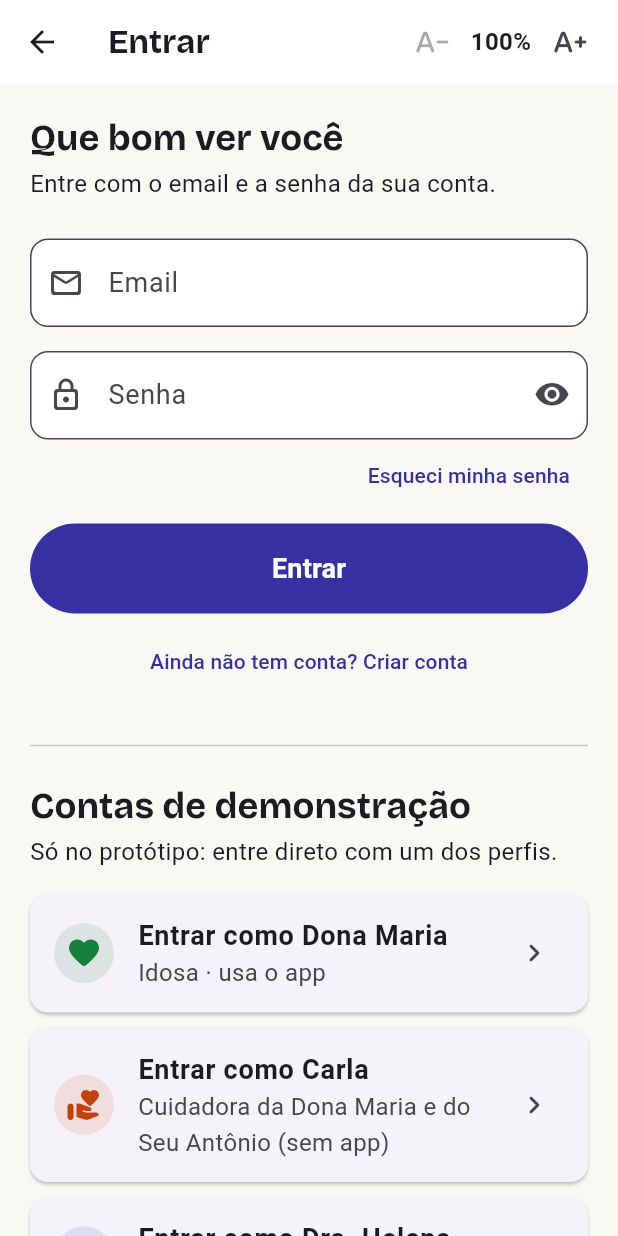
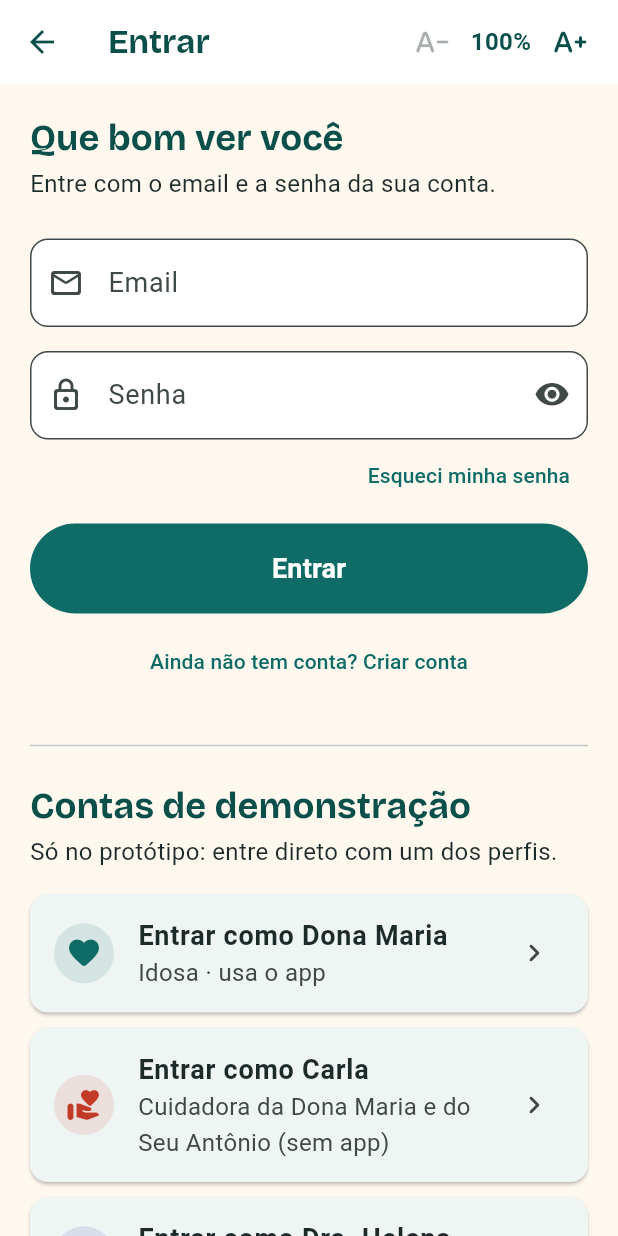
Before and after one commit to JulliaFernandes/CuidarMais, a Flutter app: the screen it shows after launch, after a tap on "Entrar", on a phone screen of 412 x 824 dp. Run offline on Flutter 3.47's test engine with Material 3 defaults, Android fonts, the phone set to English and light mode, and no system bars; our stand-ins replace fl_chart, google_fonts; accounts and stored records are empty.

Commit message:
feat(mvp): aplica a nova paleta de cores da marca

```diff
--- a/MVP/lib/app.dart
+++ b/MVP/lib/app.dart
@@ -29,12 +29,13 @@ class _CuidarMaisAppState extends State<CuidarMaisApp> {
   Color get _accent {
     switch (_store.currentUser?.role) {
       case UserRole.idoso:
-        return AppColors.green;
+        return AppColors.elder;
       case UserRole.cuidador:
         return AppColors.caregiver;
       case UserRole.medico:
+        return AppColors.doctor;
       case null:
-        return AppColors.violet;
+        return AppColors.brand; // telas de entrada na cor da marca
     }
   }
 
--- a/MVP/lib/core/theme/app_colors.dart
+++ b/MVP/lib/core/theme/app_colors.dart
@@ -1,21 +1,41 @@
 import 'package:flutter/material.dart';
 
-/// Paleta pensada para contraste mínimo 4,5:1 em texto (WCAG 1.4.3) e,
-/// quando dá, 7:1 (1.4.6, AAA) — e com tons mais suaves que preto puro
-/// sobre branco puro, para reduzir o ofuscamento de quem tem baixa
-/// sensibilidade a contraste (comum com a idade).
+/// Todas as cores do app, alinhadas à identidade visual do Cuidar Mais.
+/// Nenhuma tela usa código de cor direto: tudo passa por aqui ou pelo
+/// tema (`app_theme.dart`).
+///
+/// Contraste (WCAG 1.4.3, mínimo 4,5:1 para texto) medido com texto branco
+/// e sobre o fundo #FFF8EF. Texto branco só pode ir sobre as cores marcadas
+/// com "branco ok".
 class AppColors {
   AppColors._();
 
-  static const violet = Color(0xFF3730A3); // médico — ~8.6:1 sobre branco
-  static const green = Color(0xFF15803D); // idoso / confirmação — ~5.3:1
-  static const caregiver = Color(0xFFC2410C); // cuidador — ~5.2:1, laranja distinto do vermelho de alerta
-  static const coral = Color(0xFFB91C1C); // alerta — ~6.4:1
-  static const amber = Color(0xFFB45309); // atenção intermediária — ~5.4:1
+  // Marca
+  static const brand = Color(0xFF0E6B66); // cor principal — branco 6,3:1 (branco ok)
+  static const brandDark = Color(0xFF0B4F4B); // títulos, cabeçalho e barra do topo — branco 9,4:1 (branco ok)
+  static const brandSoft = Color(0xFFE6F2F1); // fundo de itens selecionados e de "já tomou"
 
-  static const background = Color(0xFFFAF8F5); // off-white, reduz ofuscamento
-  static const surface = Color(0xFFFFFFFF);
+  /// Coral da logo: só em logo e ilustrações grandes. Nunca em texto
+  /// pequeno nem com texto branco pequeno por cima (branco 3,7:1).
+  static const logoCoral = Color(0xFFE4533F);
 
+  // Perfis (sempre com ícone e texto junto da cor — WCAG 1.4.1)
+  static const elder = brand; // idoso
+  static const caregiver = Color(0xFFC23B28); // cuidador — branco 5,3:1 (branco ok)
+  static const doctor = Color(0xFF3730A3); // médico — branco 9,9:1 (branco ok)
+
+  // Estados (sempre com ícone e texto junto da cor — WCAG 1.4.1)
+  static const confirm = brand; // "Tomei", dose tomada
+  static const attention = Color(0xFFB45309); // "Atraso recente" — branco 5,0:1 (branco ok)
+  static const alert = Color(0xFFB91C1C); // alerta — branco 6,5:1 (branco ok)
+
+  // Texto e fundos
+  static const ink = Color(0xFF1C2B29); // texto principal — 14:1 sobre o fundo
+  static const onColor = Color(0xFFFFFFFF); // texto e ícone sobre as cores "branco ok"
+  static const background = Color(0xFFFFF8EF); // fundo das telas
+  static const surface = Color(0xFFFFFFFF); // cartões
+
+  // Modo escuro
   static const backgroundDark = Color(0xFF121212);
   static const surfaceDark = Color(0xFF1E1E1E);
 }
--- a/MVP/lib/core/theme/app_theme.dart
+++ b/MVP/lib/core/theme/app_theme.dart
@@ -5,11 +5,11 @@ import 'app_colors.dart';
 class AppTheme {
   AppTheme._();
 
-  /// Cada perfil tem sua cor de destaque (idoso verde, cuidador laranja,
-  /// médico violeta), aplicada no app inteiro — inclusive nas telas que
+  /// Cada perfil tem sua cor de destaque (idoso na cor da marca, cuidador
+  /// vermelho-tijolo, médico violeta), aplicada no app inteiro — inclusive nas telas que
   /// abrem por cima — para a pessoa saber de relance em qual visão está.
-  static ThemeData light([Color accent = AppColors.violet]) => _build(Brightness.light, accent);
-  static ThemeData dark([Color accent = AppColors.violet]) => _build(Brightness.dark, accent);
+  static ThemeData light([Color accent = AppColors.brand]) => _build(Brightness.light, accent);
+  static ThemeData dark([Color accent = AppColors.brand]) => _build(Brightness.dark, accent);
 
   static ThemeData _build(Brightness brightness, Color accent) {
     final isDark = brightness == Brightness.dark;
@@ -17,13 +17,27 @@ class AppTheme {
       seedColor: accent,
       brightness: brightness,
       primary: accent,
-      secondary: AppColors.amber,
-      tertiary: AppColors.green,
-      error: AppColors.coral,
+      onPrimary: AppColors.onColor,
+      secondary: AppColors.attention,
+      onSecondary: AppColors.onColor,
+      tertiary: AppColors.confirm,
+      onTertiary: AppColors.onColor,
+      error: AppColors.alert,
+      onError: AppColors.onColor,
       surface: isDark ? AppColors.surfaceDark : AppColors.surface,
+      // No modo claro: texto principal, e "já tomou" no fundo suave da marca.
+      onSurface: isDark ? null : AppColors.ink,
+      tertiaryContainer: isDark ? null : AppColors.brandSoft,
+      onTertiaryContainer: isDark ? null : AppColors.brandDark,
     );
+    // Títulos na marca escura (no modo escuro ficam claros, para dar contraste).
+    final titleColor = isDark ? null : AppColors.brandDark;
+    final bodyColor = isDark ? null : AppColors.ink;
+    final selectedColor = isDark ? null : AppColors.brandSoft;
 
-    final baseTextTheme = (isDark ? ThemeData.dark() : ThemeData.light()).textTheme;
+    final baseTextTheme = (isDark ? ThemeData.dark() : ThemeData.light())
+        .textTheme
+        .apply(bodyColor: bodyColor, displayColor: bodyColor);
 
     // WCAG 1.4.8: nunca justificar texto, espaçamento de linha generoso
     // (height >= 1.3) e fontes de tamanho grande por padrão, mesmo antes
@@ -35,13 +49,13 @@ class AppTheme {
     // longa.
     final textTheme = baseTextTheme.copyWith(
       displaySmall: GoogleFonts.bricolageGrotesque(
-        textStyle: baseTextTheme.displaySmall?.copyWith(height: 1.2, fontWeight: FontWeight.w800),
+        textStyle: baseTextTheme.displaySmall?.copyWith(height: 1.2, fontWeight: FontWeight.w800, color: titleColor),
       ),
       headlineSmall: GoogleFonts.bricolageGrotesque(
-        textStyle: baseTextTheme.headlineSmall?.copyWith(height: 1.3, fontWeight: FontWeight.w700),
+        textStyle: baseTextTheme.headlineSmall?.copyWith(height: 1.3, fontWeight: FontWeight.w700, color: titleColor),
       ),
       titleLarge: GoogleFonts.bricolageGrotesque(
-        textStyle: baseTextTheme.titleLarge?.copyWith(height: 1.3, fontWeight: FontWeight.w700),
+        textStyle: baseTextTheme.titleLarge?.copyWith(height: 1.3, fontWeight: FontWeight.w700, color: titleColor),
       ),
       titleMedium: baseTextTheme.titleMedium?.copyWith(height: 1.35),
       bodyLarge: baseTextTheme.bodyLarge?.copyWith(height: 1.5, fontSize: 18),
@@ -77,9 +91,20 @@ class AppTheme {
         fillColor: isDark ? AppColors.surfaceDark : AppColors.surface,
         border: OutlineInputBorder(borderRadius: BorderRadius.circular(12)),
       ),
-      navigationBarTheme: const NavigationBarThemeData(height: 72),
+      // Barra do topo com título e ícones na marca escura.
+      appBarTheme: AppBarTheme(foregroundColor: titleColor),
+      // Itens selecionados no fundo suave da marca.
+      navigationBarTheme: NavigationBarThemeData(height: 72, indicatorColor: selectedColor),
+      chipTheme: ChipThemeData(selectedColor: selectedColor),
+      segmentedButtonTheme: SegmentedButtonThemeData(
+        style: ButtonStyle(
+          backgroundColor: WidgetStateProperty.resolveWith(
+            (states) => states.contains(WidgetState.selected) ? selectedColor : null,
+          ),
+        ),
+      ),
       tooltipTheme: const TooltipThemeData(
-        textStyle: TextStyle(fontSize: 14, color: Colors.white),
+        textStyle: TextStyle(fontSize: 14, color: AppColors.onColor),
       ),
     );
   }
--- a/MVP/lib/features/auth/login_screen.dart
+++ b/MVP/lib/features/auth/login_screen.dart
@@ -127,7 +127,7 @@ class _LoginScreenState extends State<LoginScreen> {
                       const SizedBox(height: 8),
                       _DemoButton(
                         icon: Icons.favorite_rounded,
-                        color: AppColors.green,
+                        color: AppColors.elder,
                         title: 'Dona Maria',
                         subtitle: 'Idosa · usa o app',
                         onTap: () => _useDemo('maria@cuidar.app'),
@@ -141,7 +141,7 @@ class _LoginScreenState extends State<LoginScreen> {
                       ),
                       _DemoButton(
                         icon: Icons.medical_services_rounded,
-                        color: AppColors.violet,
+                        color: AppColors.doctor,
                         title: 'Dra. Helena',
                         subtitle: 'Médica · painel de pacientes',
                         onTap: () => _useDemo('helena@cuidar.app'),
@@ -183,7 +183,7 @@ class _DemoButton extends StatelessWidget {
         onTap: onTap,
         leading: CircleAvatar(
           backgroundColor: color.withValues(alpha: dark ? 0.35 : 0.12),
-          child: Icon(icon, color: dark ? Colors.white : color),
+          child: Icon(icon, color: dark ? AppColors.onColor : color),
         ),
         title: Text('Entrar como $title', style: const TextStyle(fontWeight: FontWeight.w700)),
         subtitle: Text(subtitle),
--- a/MVP/lib/features/auth/signup_screen.dart
+++ b/MVP/lib/features/auth/signup_screen.dart
@@ -163,7 +163,7 @@ class _SignupScreenState extends State<SignupScreen> {
       children: [
         _RoleOption(
           icon: Icons.favorite_rounded,
-          color: AppColors.green,
+          color: AppColors.elder,
           title: 'Sou idoso',
           text: 'Quero receber os lembretes dos meus remédios.',
           selected: _role == UserRole.idoso,
@@ -179,7 +179,7 @@ class _SignupScreenState extends State<SignupScreen> {
         ),
         _RoleOption(
           icon: Icons.medical_services_rounded,
-          color: AppColors.violet,
+          color: AppColors.doctor,
           title: 'Sou médico',
           text: 'Quero acompanhar a adesão dos meus pacientes. No produto final, é um painel web.',
           selected: _role == UserRole.medico,
@@ -328,7 +328,7 @@ class _RoleOption extends StatelessWidget {
                     CircleAvatar(
                       radius: 26,
                       backgroundColor: color.withValues(alpha: dark ? 0.4 : 0.14),
-                      child: Icon(icon, color: dark ? Colors.white : color, size: 28),
+                      child: Icon(icon, color: dark ? AppColors.onColor : color, size: 28),
                     ),
                     const SizedBox(width: 14),
                     Expanded(
--- a/MVP/lib/features/auth/welcome_screen.dart
+++ b/MVP/lib/features/auth/welcome_screen.dart
@@ -58,7 +58,7 @@ class WelcomeScreen extends StatelessWidget {
                   const SizedBox(height: 32),
                   const _ProfileLine(
                     icon: Icons.favorite_rounded,
-                    color: AppColors.green,
+                    color: AppColors.elder,
                     title: 'Idoso',
                     text: 'Recebe o lembrete no celular e confirma com um toque.',
                   ),
@@ -70,7 +70,7 @@ class WelcomeScreen extends StatelessWidget {
                   ),
                   const _ProfileLine(
                     icon: Icons.medical_services_rounded,
-                    color: AppColors.violet,
+                    color: AppColors.doctor,
                     title: 'Médico',
                     text: 'Vê a adesão dos pacientes no painel, sem receber notificações.',
                   ),
@@ -102,7 +102,7 @@ class _ProfileLine extends StatelessWidget {
           CircleAvatar(
             radius: 22,
             backgroundColor: color.withValues(alpha: dark ? 0.35 : 0.12),
-            child: Icon(icon, color: dark ? Colors.white : color),
+            child: Icon(icon, color: dark ? AppColors.onColor : color),
           ),
           const SizedBox(width: 14),
           Expanded(
--- a/MVP/lib/features/medico/widgets/adherence_ring.dart
+++ b/MVP/lib/features/medico/widgets/adherence_ring.dart
@@ -1,6 +1,7 @@
 import 'package:fl_chart/fl_chart.dart';
 import 'package:flutter/material.dart';
 import '../../../data/models/dose.dart';
+import '../../../core/theme/app_colors.dart';
 
 /// Anel de adesão (donut) com a proporção real de tomada/atrasada ou
 /// adiada/perdida nos últimos 14 dias — não só um número solto. O
@@ -24,9 +25,9 @@ class AdherenceRing extends StatelessWidget {
           ]
         : [
             if (tomada > 0)
-              PieChartSectionData(value: tomada.toDouble(), color: const Color(0xFF15803D), showTitle: false, radius: 14),
+              PieChartSectionData(value: tomada.toDouble(), color: AppColors.confirm, showTitle: false, radius: 14),
             if (atrasoOuAdiada > 0)
-              PieChartSectionData(value: atrasoOuAdiada.toDouble(), color: const Color(0xFFB45309), showTitle: false, radius: 14),
+              PieChartSectionData(value: atrasoOuAdiada.toDouble(), color: AppColors.attention, showTitle: false, radius: 14),
             if (perdida > 0)
               PieChartSectionData(value: perdida.toDouble(), color: scheme.error, showTitle: false, radius: 14),
           ];
--- a/MVP/lib/shared/widgets/cuidar_logo.dart
+++ b/MVP/lib/shared/widgets/cuidar_logo.dart
@@ -18,7 +18,7 @@ class CuidarLogo extends StatelessWidget {
         decoration: BoxDecoration(
           borderRadius: BorderRadius.circular(size * 0.3),
           gradient: const SweepGradient(
-            colors: [AppColors.violet, AppColors.caregiver, AppColors.amber, AppColors.green, AppColors.violet],
+            colors: [AppColors.brand, AppColors.logoCoral, AppColors.attention, AppColors.doctor, AppColors.brand],
           ),
         ),
         child: Container(
--- a/MVP/lib/shared/widgets/origin_chip.dart
+++ b/MVP/lib/shared/widgets/origin_chip.dart
@@ -19,7 +19,7 @@ class OriginChip extends StatelessWidget {
       MedicationOrigin.medico => (
           personal ? 'Prescrito por ${m.createdByName}' : 'Prescrição validada',
           Icons.verified_rounded,
-          AppColors.violet,
+          AppColors.doctor,
         ),
       MedicationOrigin.familia => (
           personal ? 'Cadastrado por ${m.createdByName}' : 'Cadastrado pela família · ${m.createdByName}',
@@ -29,11 +29,11 @@ class OriginChip extends StatelessWidget {
       MedicationOrigin.paciente => (
           personal ? 'Cadastrado por você' : 'Cadastrado pelo paciente',
           Icons.person_rounded,
-          AppColors.green,
+          AppColors.elder,
         ),
     };
     final dark = Theme.of(context).brightness == Brightness.dark;
-    final fg = dark ? Colors.white : base;
+    final fg = dark ? AppColors.onColor : base;
     return Semantics(
       label: 'Origem: $label',
       child: ExcludeSemantics(
--- a/MVP/lib/shared/widgets/week_strip.dart
+++ b/MVP/lib/shared/widgets/week_strip.dart
@@ -1,6 +1,7 @@
 import 'package:flutter/material.dart';
 import '../../data/models/dose.dart';
 import '../utils/format.dart';
+import '../../core/theme/app_colors.dart';
 
 /// Últimos 7 dias em círculos. Cada dia tem cor, símbolo e texto para o
 /// leitor de tela — a informação nunca depende só da cor (WCAG 1.4.1).
@@ -12,10 +13,10 @@ class WeekStrip extends StatelessWidget {
   (Color, Color, IconData, String) _visuals(ColorScheme scheme, DoseStatus s) {
     switch (s) {
       case DoseStatus.tomada:
-        return (const Color(0xFF15803D), Colors.white, Icons.check_rounded, 'tomou tudo');
+        return (AppColors.confirm, AppColors.onColor, Icons.check_rounded, 'tomou tudo');
       case DoseStatus.atrasada:
       case DoseStatus.adiada:
-        return (const Color(0xFFB45309), Colors.white, Icons.schedule_rounded, 'tomou com atraso');
+        return (AppColors.attention, AppColors.onColor, Icons.schedule_rounded, 'tomou com atraso');
       case DoseStatus.perdida:
         return (scheme.error, scheme.onError, Icons.close_rounded, 'esqueceu alguma dose');
       case DoseStatus.pendente:
```
Also changed, not shown: MVP/lib/features/medico/widgets/adherence_heatmap.dart (+26 -3 lines), MVP/lib/features/medico/widgets/day_timeline.dart (+6 -3 lines), MVP/lib/features/medico/widgets/patient_tile.dart (+15 -3 lines).
